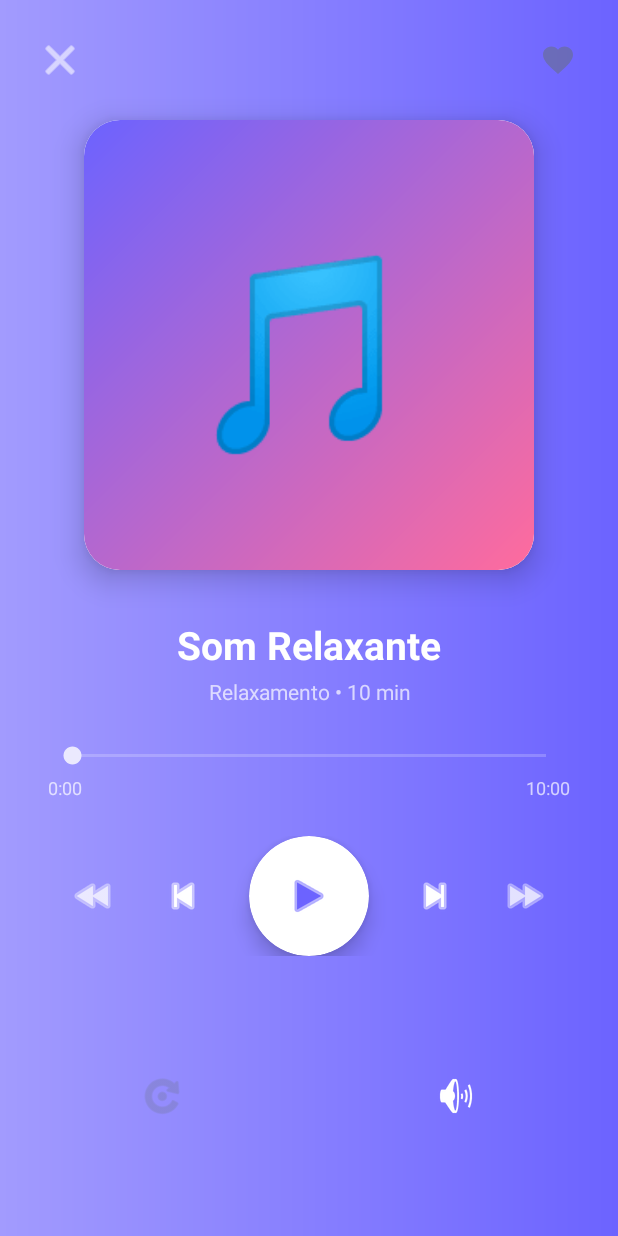
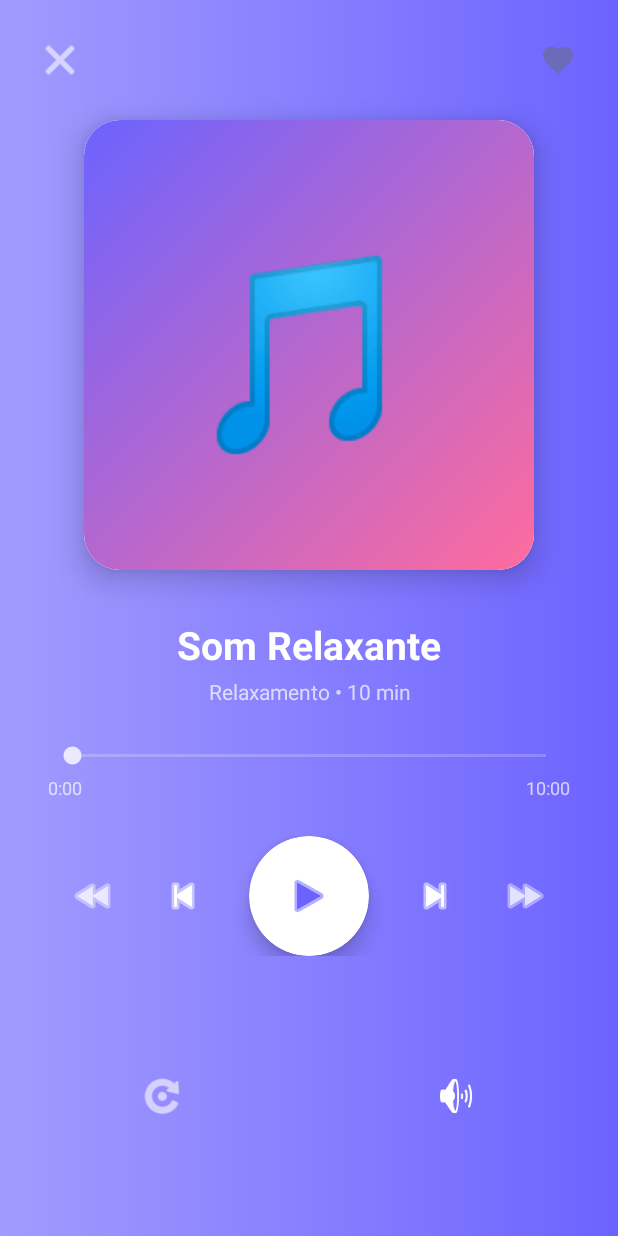
Before and after one commit to vandersonbraz/projeto-android, an Android app: the PlayerActivity screen opened directly, with no data from a screen before it, on a phone screen of 412 x 824 dp. Run offline under Robolectric (Android 15) with nearby library versions, the phone set to English and light mode, and no system bars; libraries missing offline, so code that uses them is left out: com.android.billingclient; 2 statements that could not run were skipped.

Commit message:
UI: Botão loop desativado agora branco (igual ao volume)
- Loop desativado: branco com alpha 1.0 (antes: cinza com alpha 0.4)
- Loop ativado: mantém verde com mensagem "Loop ativado 🔁"
- Visual consistente com botão de volume

```diff
--- a/CalmareApp/app/src/main/java/com/calmare/app/ui/PlayerActivity.kt
+++ b/CalmareApp/app/src/main/java/com/calmare/app/ui/PlayerActivity.kt
@@ -116,9 +116,9 @@ class PlayerActivity : AppCompatActivity() {
         // Botão começa como Play (não Pause)
         btnPlayPause.setImageResource(android.R.drawable.ic_media_play)
 
-        // Botão de loop começa DESATIVADO (cinza)
-        btnLoop.setColorFilter(getColor(R.color.text_secondary))
-        btnLoop.alpha = 0.4f
+        // Botão de loop começa DESATIVADO (branco igual ao volume)
+        btnLoop.setColorFilter(getColor(R.color.white))
+        btnLoop.alpha = 1.0f
 
         // Setup buttons
         setupClickListeners()
@@ -286,13 +286,13 @@ class PlayerActivity : AppCompatActivity() {
         isLooping = !isLooping
         mediaPlayer?.isLooping = isLooping
 
-        // Destaque visual quando ativo (verde) ou desativado (cinza)
+        // Destaque visual quando ativo (verde) ou desativado (branco)
         if (isLooping) {
             btnLoop.setColorFilter(getColor(R.color.success))  // Verde quando ativo
             btnLoop.alpha = 1.0f
         } else {
-            btnLoop.setColorFilter(getColor(R.color.text_secondary))  // Cinza quando desativado
-            btnLoop.alpha = 0.4f
+            btnLoop.setColorFilter(getColor(R.color.white))  // Branco quando desativado (igual ao volume)
+            btnLoop.alpha = 1.0f
         }
 
         val message = if (isLooping) "Loop ativado 🔁" else "Loop desativado"
```
